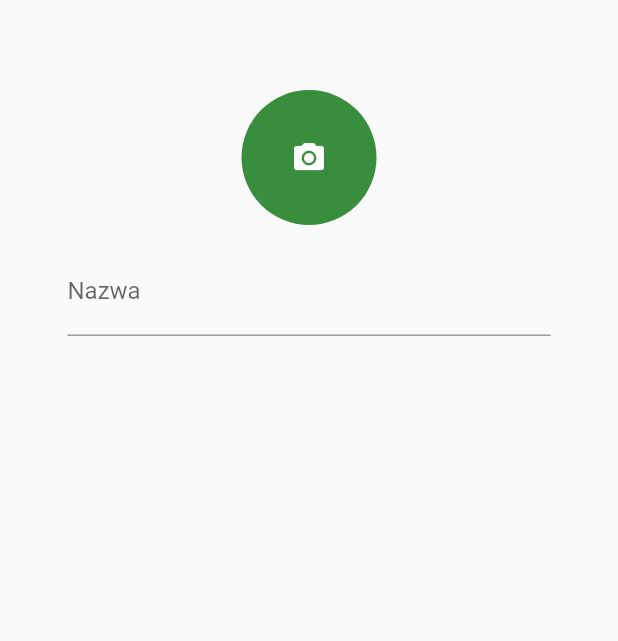
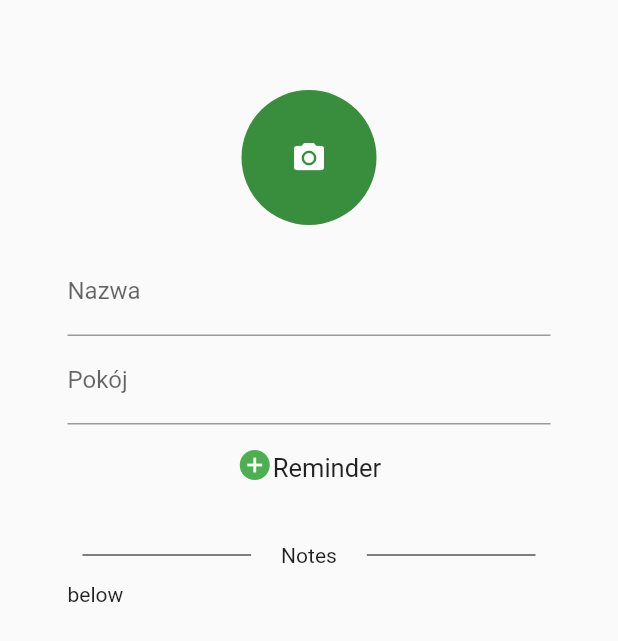
Before and after one commit to BElluu/FlowerCare, a Flutter app: the FlowerViewWidget screen opened directly, on a phone screen of 412 x 824 dp. Shown: the top 641 px of the screen. Run offline on Flutter 3.47's test engine with Material 2 defaults, Android fonts, the phone set to English and light mode, and no system bars; our stand-ins replace image_picker.

Commit message:
Add notes section to flower form

```diff
--- a/lib/flower/flower_form_view.dart
+++ b/lib/flower/flower_form_view.dart
@@ -4,10 +4,6 @@ import 'package:flutter/material.dart';
 class FlowerViewWidget extends StatefulWidget {
   const FlowerViewWidget({super.key});
 
-  // @override
-  // _FlowerViewWidgetState createState() {
-  //   return _FlowerViewWidgetState();
-  // }
   @override
   State<FlowerViewWidget> createState() => _FlowerViewWidgetState();
 }
@@ -28,11 +24,69 @@ class _FlowerViewWidgetState extends State<FlowerViewWidget> {
               child: Column(
                 mainAxisAlignment: MainAxisAlignment.start,
                 mainAxisSize: MainAxisSize.min,
-                children: const <Widget>[
-                  ImageModalPickerWidget(),
-                  TextField(decoration: InputDecoration(labelText: "Nazwa"))
+                children: <Widget>[
+                  const ImageModalPickerWidget(),
+                  const TextField(
+                      decoration: InputDecoration(labelText: "Nazwa")),
+                  const TextField(
+                      decoration: InputDecoration(labelText: "Pokój")),
+                  _addReminder(),
+                  _notesDivider(),
                 ],
               ),
             )));
   }
+
+  GestureDetector _addReminder() {
+    return GestureDetector(
+      onTap: () => print("Adding reminder"),
+      child: Container(
+          margin: const EdgeInsets.only(top: 15.00),
+          child: const Text.rich(
+            TextSpan(
+              style: TextStyle(
+                fontSize: 17,
+              ),
+              children: [
+                WidgetSpan(
+                  child: Icon(Icons.add_circle, color: Colors.green),
+                ),
+                TextSpan(
+                  text: 'Reminder',
+                )
+              ],
+            ),
+          )),
+    );
+  }
+
+  _notesDivider() {
+    return Container(
+      margin: const EdgeInsets.only(top: 30.00),
+      child: Column(children: <Widget>[
+        Row(children: <Widget>[
+          Expanded(
+            child: Container(
+                margin: const EdgeInsets.only(left: 10.0, right: 20.0),
+                child: const Divider(
+                  color: Colors.black,
+                  height: 36,
+                )),
+          ),
+          const Text("Notes"),
+          Expanded(
+            child: Container(
+                margin: const EdgeInsets.only(left: 20.0, right: 10.0),
+                child: const Divider(
+                  color: Colors.black,
+                  height: 36,
+                )),
+          ),
+        ]),
+        Row(
+          children: const <Widget>[Text("below ")],
+        ),
+      ]),
+    );
+  }
 }
```
Also changed, not shown: lib/tools/tstimg.dart (deleted, +0 -38 lines).
